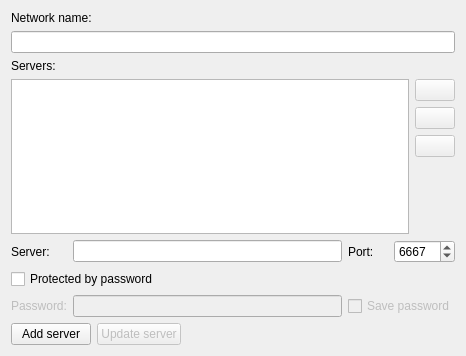
Before: the Qt Designer form irc/src/ui/addaccountform.ui in euroelessar/qutim, drawn with Qt 5.
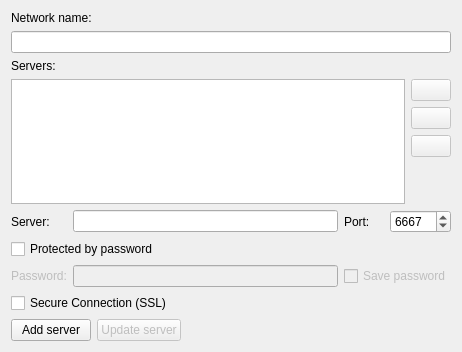
After: the same form once the commit is applied.

Patch:
```diff
--- a/irc/src/ui/addaccountform.ui
+++ b/irc/src/ui/addaccountform.ui
@@ -6,8 +6,8 @@
    <rect>
     <x>0</x>
     <y>0</y>
-    <width>466</width>
-    <height>356</height>
+    <width>462</width>
+    <height>352</height>
    </rect>
   </property>
   <property name="windowTitle">
@@ -33,8 +33,8 @@
        <rect>
         <x>0</x>
         <y>0</y>
-        <width>466</width>
-        <height>356</height>
+        <width>462</width>
+        <height>352</height>
        </rect>
       </property>
       <layout class="QGridLayout" name="gridLayout_3">
@@ -155,6 +155,13 @@
            </property>
           </widget>
          </item>
+         <item row="3" column="0" colspan="4">
+          <widget class="QCheckBox" name="sslBox">
+           <property name="text">
+            <string>Secure Connection (SSL)</string>
+           </property>
+          </widget>
+         </item>
         </layout>
        </item>
        <item row="3" column="0">
```
